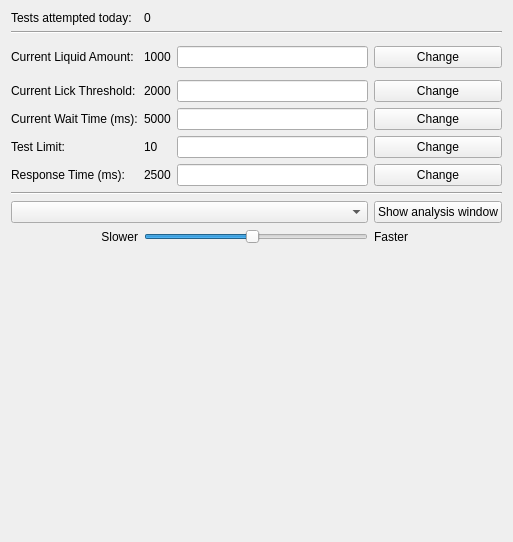
This is Python/gui/mousewin.ui in yagarwal123/autonomouse as Qt 5 draws it before an edit. The edited form follows.
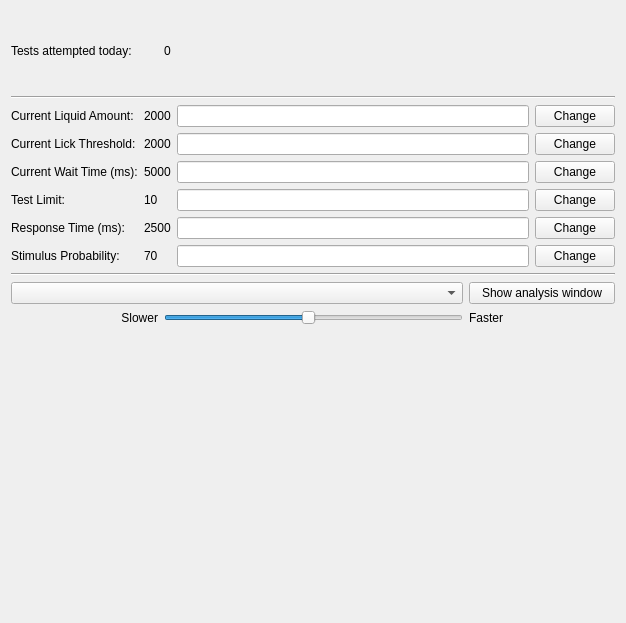
This is the edited form. Custom widgets are drawn as their Qt base class.

Commit message: new branch to test odour stim code

What changed in the file:
```diff
--- a/Python/gui/mousewin.ui
+++ b/Python/gui/mousewin.ui
@@ -6,221 +6,249 @@
    <rect>
     <x>0</x>
     <y>0</y>
-    <width>503</width>
-    <height>482</height>
+    <width>626</width>
+    <height>623</height>
    </rect>
   </property>
   <property name="windowTitle">
    <string>Form</string>
   </property>
-  <layout class="QGridLayout" name="gridLayout">
-   <item row="0" column="0" colspan="2">
+  <layout class="QGridLayout" name="gridLayout_2">
+   <item row="3" column="0" colspan="4">
+    <widget class="Line" name="line_2">
+     <property name="orientation">
+      <enum>Qt::Horizontal</enum>
+     </property>
+    </widget>
+   </item>
+   <item row="4" column="0" colspan="3">
+    <widget class="QComboBox" name="test_select"/>
+   </item>
+   <item row="4" column="3">
+    <widget class="QPushButton" name="showAnalysisButton">
+     <property name="text">
+      <string>Show analysis window</string>
+     </property>
+    </widget>
+   </item>
+   <item row="5" column="0">
+    <widget class="QLabel" name="label_7">
+     <property name="text">
+      <string>Slower</string>
+     </property>
+     <property name="alignment">
+      <set>Qt::AlignRight|Qt::AlignTrailing|Qt::AlignVCenter</set>
+     </property>
+    </widget>
+   </item>
+   <item row="5" column="1" colspan="2">
+    <widget class="QSlider" name="speedSlider">
+     <property name="minimum">
+      <number>1</number>
+     </property>
+     <property name="maximum">
+      <number>30</number>
+     </property>
+     <property name="sliderPosition">
+      <number>15</number>
+     </property>
+     <property name="orientation">
+      <enum>Qt::Horizontal</enum>
+     </property>
+     <property name="tickPosition">
+      <enum>QSlider::NoTicks</enum>
+     </property>
+     <property name="tickInterval">
+      <number>1</number>
+     </property>
+    </widget>
+   </item>
+   <item row="0" column="0">
     <widget class="QLabel" name="label_5">
      <property name="text">
       <string>Tests attempted today:</string>
      </property>
     </widget>
    </item>
-   <item row="0" column="2">
-    <widget class="QLabel" name="test_no_disp">
-     <property name="text">
-      <string>0</string>
-     </property>
-    </widget>
-   </item>
-   <item row="1" column="0" colspan="5">
+   <item row="1" column="0" colspan="4">
     <widget class="Line" name="line">
      <property name="orientation">
       <enum>Qt::Horizontal</enum>
      </property>
     </widget>
    </item>
-   <item row="2" column="0" rowspan="3" colspan="2">
-    <widget class="QLabel" name="label">
+   <item row="5" column="3">
+    <widget class="QLabel" name="label_8">
+     <property name="text">
+      <string>Faster</string>
+     </property>
+     <property name="alignment">
+      <set>Qt::AlignLeading|Qt::AlignLeft|Qt::AlignVCenter</set>
+     </property>
+    </widget>
+   </item>
+   <item row="6" column="0" colspan="4">
+    <widget class="MplWidget" name="plotWid" native="true">
+     <property name="minimumSize">
+      <size>
+       <width>491</width>
+       <height>281</height>
+      </size>
+     </property>
+    </widget>
+   </item>
+   <item row="2" column="0" colspan="4">
+    <layout class="QGridLayout" name="gridLayout">
+     <item row="0" column="0">
+      <widget class="QLabel" name="label_10">
      <property name="text">
       <string>Current Liquid Amount:</string>
      </property>
     </widget>
    </item>
-   <item row="2" column="2" rowspan="3">
+     <item row="0" column="1">
     <widget class="QLabel" name="liq_am_disp">
      <property name="text">
-      <string>1000</string>
+        <string>2000</string>
      </property>
     </widget>
    </item>
-   <item row="5" column="0" colspan="2">
+     <item row="0" column="2">
+      <widget class="QLineEdit" name="liquidLineEdit"/>
+     </item>
+     <item row="0" column="3">
+      <widget class="QPushButton" name="changeliquidButton">
+       <property name="text">
+        <string>Change</string>
+       </property>
+      </widget>
+     </item>
+     <item row="1" column="0">
     <widget class="QLabel" name="label_2">
      <property name="text">
       <string>Current Lick Threshold:</string>
      </property>
     </widget>
    </item>
-   <item row="5" column="2">
+     <item row="1" column="1">
     <widget class="QLabel" name="lick_thresh_disp">
      <property name="text">
       <string>2000</string>
      </property>
     </widget>
    </item>
-   <item row="5" column="3">
+     <item row="1" column="2">
     <widget class="QLineEdit" name="lickLineEdit"/>
    </item>
-   <item row="5" column="4">
+     <item row="1" column="3">
     <widget class="QPushButton" name="changelickButton">
      <property name="text">
       <string>Change</string>
      </property>
     </widget>
    </item>
-   <item row="6" column="0" colspan="2">
+     <item row="2" column="0">
     <widget class="QLabel" name="label_3">
      <property name="text">
       <string>Current Wait Time (ms):</string>
      </property>
     </widget>
    </item>
-   <item row="6" column="2">
+     <item row="2" column="1">
     <widget class="QLabel" name="waittime_disp">
      <property name="text">
       <string>5000</string>
      </property>
     </widget>
    </item>
-   <item row="6" column="3">
+     <item row="2" column="2">
     <widget class="QLineEdit" name="waittimeLineEdit"/>
    </item>
-   <item row="6" column="4">
+     <item row="2" column="3">
     <widget class="QPushButton" name="changewaittimeButton">
      <property name="text">
       <string>Change</string>
      </property>
     </widget>
    </item>
-   <item row="7" column="0">
+     <item row="3" column="0">
     <widget class="QLabel" name="label_4">
      <property name="text">
       <string>Test Limit:</string>
      </property>
     </widget>
    </item>
-   <item row="7" column="2">
+     <item row="3" column="1">
     <widget class="QLabel" name="test_lim_disp">
      <property name="text">
       <string>10</string>
      </property>
     </widget>
    </item>
-   <item row="7" column="3">
+     <item row="3" column="2">
     <widget class="QLineEdit" name="testLimLineEdit"/>
    </item>
-   <item row="7" column="4">
+     <item row="3" column="3">
     <widget class="QPushButton" name="changeTestLimButton">
      <property name="text">
       <string>Change</string>
      </property>
     </widget>
    </item>
-   <item row="8" column="0" colspan="2">
+     <item row="4" column="0">
     <widget class="QLabel" name="label_6">
      <property name="text">
       <string>Response Time (ms):</string>
      </property>
     </widget>
    </item>
-   <item row="8" column="2">
+     <item row="4" column="1">
     <widget class="QLabel" name="resp_disp">
      <property name="text">
       <string>2500</string>
      </property>
     </widget>
    </item>
-   <item row="8" column="3">
+     <item row="4" column="2">
     <widget class="QLineEdit" name="respLineEdit"/>
    </item>
-   <item row="8" column="4">
+     <item row="4" column="3">
     <widget class="QPushButton" name="changeRespButton">
      <property name="text">
       <string>Change</string>
      </property>
     </widget>
    </item>
-   <item row="9" column="0" colspan="5">
-    <widget class="Line" name="line_2">
-     <property name="orientation">
-      <enum>Qt::Horizontal</enum>
-     </property>
-    </widget>
-   </item>
-   <item row="10" column="0" rowspan="2" colspan="4">
-    <widget class="QComboBox" name="test_select"/>
-   </item>
-   <item row="12" column="4">
-    <widget class="QLabel" name="label_8">
+     <item row="5" column="0">
+      <widget class="QLabel" name="label_9">
      <property name="text">
-      <string>Faster</string>
-     </property>
-     <property name="alignment">
-      <set>Qt::AlignLeading|Qt::AlignLeft|Qt::AlignVCenter</set>
-     </property>
-    </widget>
-   </item>
-   <item row="13" column="0" colspan="5">
-    <widget class="MplWidget" name="plotWid" native="true">
-     <property name="minimumSize">
-      <size>
-       <width>491</width>
-       <height>281</height>
-      </size>
-     </property>
-    </widget>
-   </item>
-   <item row="12" column="2" colspan="2">
-    <widget class="QSlider" name="speedSlider">
-     <property name="minimum">
-      <number>1</number>
-     </property>
-     <property name="maximum">
-      <number>30</number>
-     </property>
-     <property name="sliderPosition">
-      <number>15</number>
-     </property>
-     <property name="orientation">
-      <enum>Qt::Horizontal</enum>
-     </property>
-     <property name="tickPosition">
-      <enum>QSlider::NoTicks</enum>
-     </property>
-     <property name="tickInterval">
-      <number>1</number>
-     </property>
-    </widget>
-   </item>
-   <item row="12" column="0" colspan="2">
-    <widget class="QLabel" name="label_7">
+        <string>Stimulus Probability:</string>
+       </property>
+      </widget>
+     </item>
+     <item row="5" column="1">
+      <widget class="QLabel" name="stim_prob_disp">
      <property name="text">
-      <string>Slower</string>
-     </property>
-     <property name="alignment">
-      <set>Qt::AlignRight|Qt::AlignTrailing|Qt::AlignVCenter</set>
-     </property>
-    </widget>
-   </item>
-   <item row="10" column="4" rowspan="2">
-    <widget class="QPushButton" name="showAnalysisButton">
-     <property name="text">
-      <string>Show analysis window</string>
-     </property>
-    </widget>
-   </item>
-   <item row="3" column="3">
-    <widget class="QLineEdit" name="liquidLineEdit"/>
-   </item>
-   <item row="3" column="4">
-    <widget class="QPushButton" name="changeliquidButton">
+        <string>70</string>
+       </property>
+      </widget>
+     </item>
+     <item row="5" column="2">
+      <widget class="QLineEdit" name="stimProbLineEdit"/>
+     </item>
+     <item row="5" column="3">
+      <widget class="QPushButton" name="changeStimButton">
      <property name="text">
       <string>Change</string>
+       </property>
+      </widget>
+     </item>
+    </layout>
+   </item>
+   <item row="0" column="1">
+    <widget class="QLabel" name="test_no_disp">
+     <property name="text">
+      <string>0</string>
      </property>
     </widget>
    </item>
```
Lines whose indentation alone changed are shown as unchanged. The commit also changes 41 other files.
